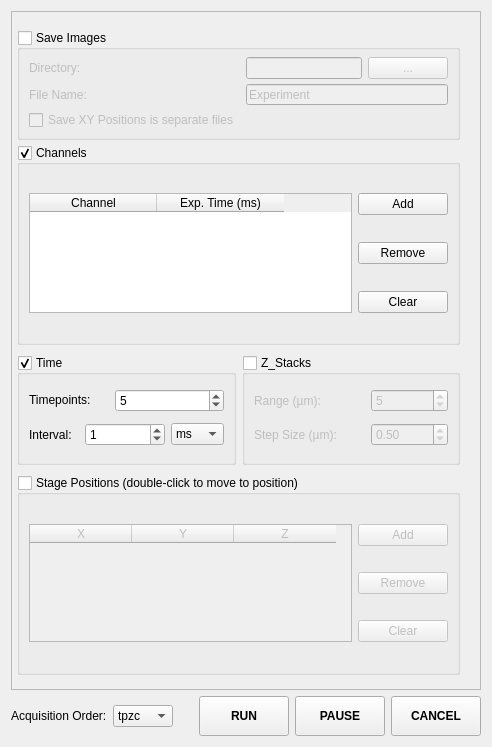
The window that micromanager_gui/_ui/multid_gui.ui (pymmcore-plus/napari-micromanager) describes before a commit, drawn with Qt 5.
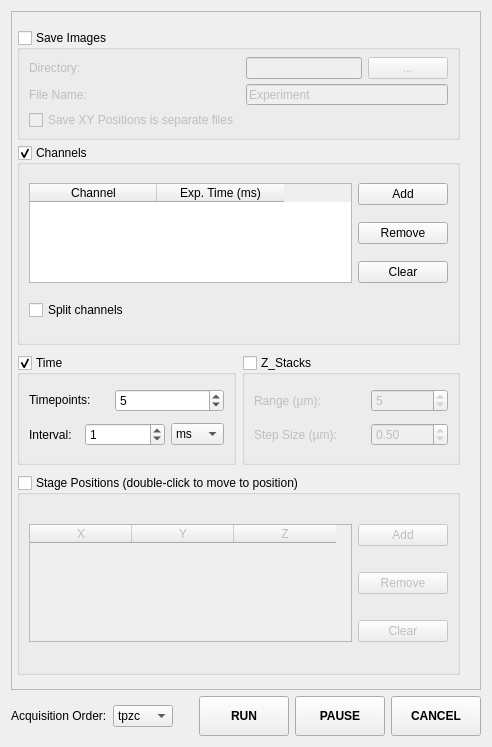
The same window after the commit.

Commit message: split channel when mda finishes

Patch:
```diff
--- a/micromanager_gui/_ui/multid_gui.ui
+++ b/micromanager_gui/_ui/multid_gui.ui
@@ -274,6 +274,16 @@
             </property>
            </widget>
           </item>
+          <item row="3" column="0">
+           <widget class="QCheckBox" name="checkBox_split_channels">
+            <property name="enabled">
+             <bool>true</bool>
+            </property>
+            <property name="text">
+             <string>Split channels</string>
+            </property>
+           </widget>
+          </item>
          </layout>
         </widget>
        </item>
```
Left out of the diff: 38 changed lines with no effect on the pictures. The commit also changes 2 other files.
